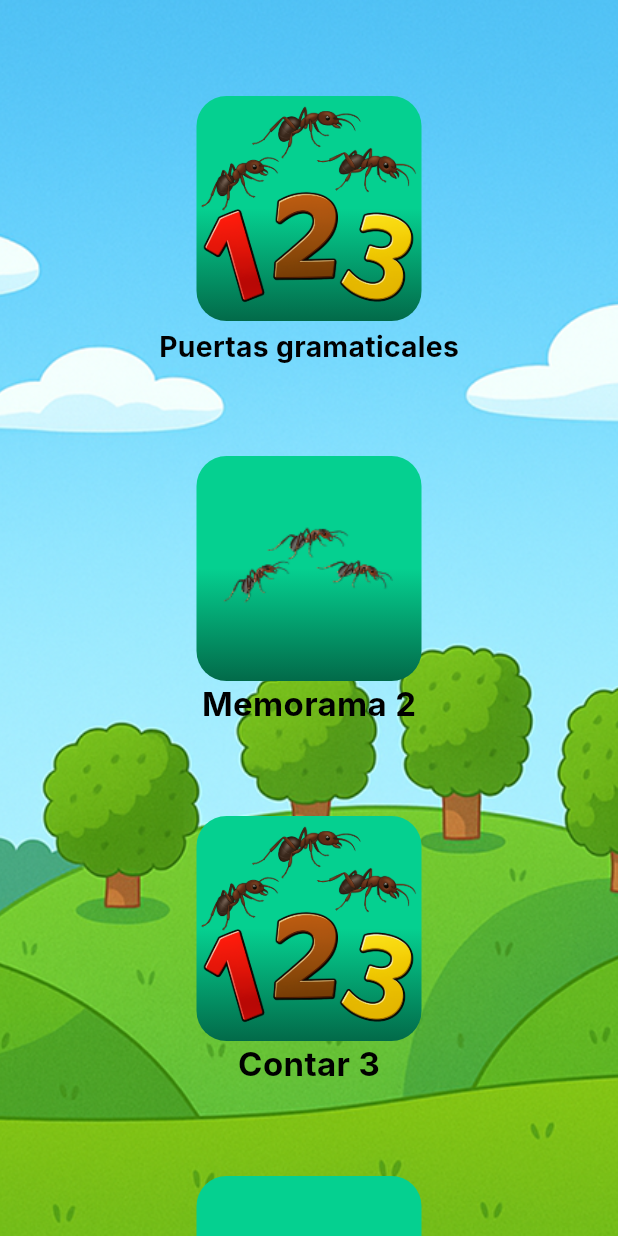
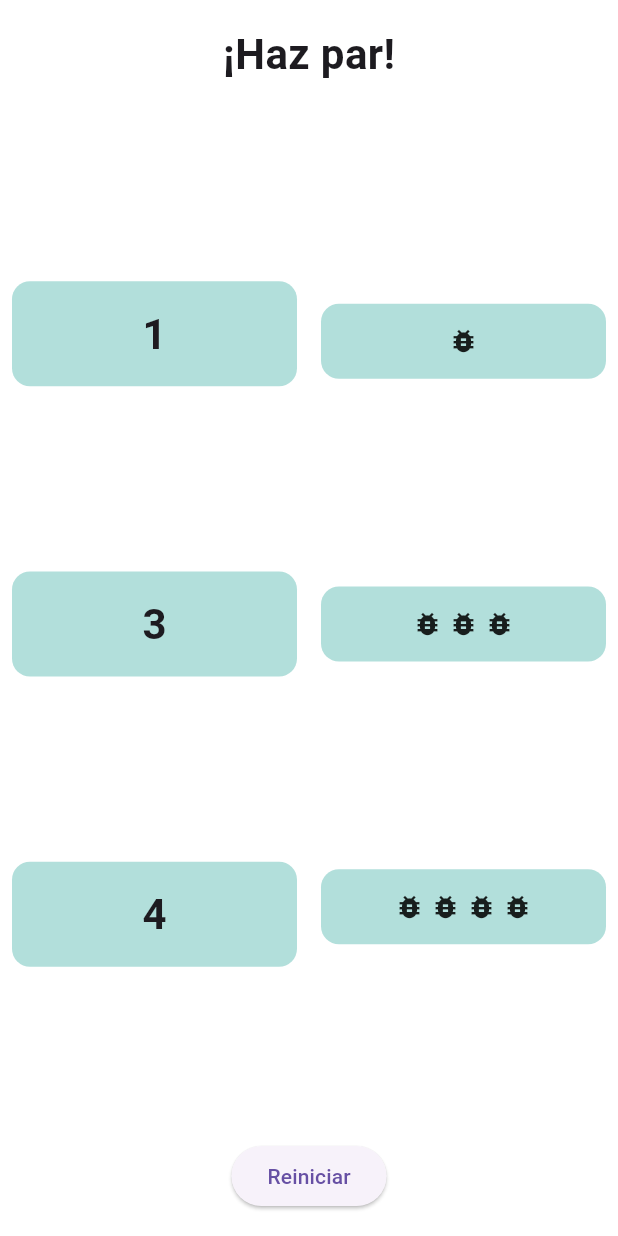
Before and after one commit to srYisu/rena_zelda_bocchi, a Flutter app: the screen it shows after launch, scrolled down 576 dp, after a tap on "Contar 3", on a phone screen of 412 x 824 dp. Run offline on Flutter 3.47's test engine with Material 3 defaults, Android fonts, the phone set to English and light mode, and no system bars; our stand-ins replace audioplayers, rive, supabase_flutter; accounts and stored records are empty; Roboto replaces fonts that are missing (Inter).

Commit message:
Metí los juegos que llevo

```diff
--- /dev/null
+++ b/lib/src/Juegocontar/pares.dart
@@ -0,0 +1,161 @@
+import 'dart:math';
+import 'package:flutter/material.dart';
+
+class Carta {
+  final int valor;
+  final bool esNumero;
+  bool emparejado;
+
+  Carta({required this.valor, required this.esNumero, this.emparejado = false});
+}
+
+class EmparejarVisual extends StatefulWidget {
+  @override
+  State<EmparejarVisual> createState() => _EmparejarVisualState();
+}
+
+class _EmparejarVisualState extends State<EmparejarVisual> {
+  List<Carta> numeros = [];
+  List<Carta> iconos = [];
+
+  Carta? seleccionActual;
+
+  @override
+  void initState() {
+    super.initState();
+    generarCartas();
+  }
+
+  void generarCartas() {
+    final random = Random();
+    final valoresUnicos = <int>{};
+
+    while (valoresUnicos.length < 3) {
+      valoresUnicos.add(random.nextInt(5) + 1);
+    }
+
+    final valores = valoresUnicos.toList()..shuffle();
+
+    setState(() {
+      numeros =
+          valores.map((v) => Carta(valor: v, esNumero: true)).toList()
+            ..shuffle();
+      iconos =
+          valores.map((v) => Carta(valor: v, esNumero: false)).toList()
+            ..shuffle();
+      seleccionActual = null;
+    });
+  }
+
+  void manejarSeleccion(Carta carta) {
+    if (carta.emparejado) return;
+
+    if (seleccionActual == null) {
+      setState(() {
+        seleccionActual = carta;
+      });
+    } else {
+      if (seleccionActual!.esNumero != carta.esNumero &&
+          seleccionActual!.valor == carta.valor) {
+        setState(() {
+          seleccionActual!.emparejado = true;
+          carta.emparejado = true;
+          seleccionActual = null;
+        });
+      } else {
+        // Mostrar error brevemente
+        final previo = seleccionActual!;
+        setState(() {
+          seleccionActual = null;
+        });
+        Future.delayed(const Duration(milliseconds: 400), () {
+          setState(() {}); // Redibujar para quitar bordes si los usas
+        });
+      }
+    }
+  }
+
+  Widget construirCarta(Carta carta) {
+    Color borde = Colors.transparent;
+    if (carta.emparejado) {
+      borde = Colors.green;
+    } else if (seleccionActual == carta) {
+      borde = Colors.blue;
+    }
+
+    return GestureDetector(
+      onTap: () => manejarSeleccion(carta),
+      child: Container(
+        margin: const EdgeInsets.all(8),
+        padding: const EdgeInsets.all(12),
+        decoration: BoxDecoration(
+          color: Colors.teal[100],
+          borderRadius: BorderRadius.circular(12),
+          border: Border.all(color: borde, width: 3),
+        ),
+        child: Center(
+          child:
+              carta.esNumero
+                  ? Text(
+                    '${carta.valor}',
+                    style: const TextStyle(
+                      fontSize: 28,
+                      fontWeight: FontWeight.bold,
+                    ),
+                  )
+                  : Wrap(
+                    spacing: 4,
+                    runSpacing: 4,
+                    children: List.generate(
+                      carta.valor,
+                      (_) => const Icon(Icons.bug_report, size: 20),
+                    ),
+                  ),
+        ),
+      ),
+    );
+  }
+
+  @override
+  Widget build(BuildContext context) {
+    return Scaffold(
+      backgroundColor: Colors.white,
+      body: SafeArea(
+        child: Column(
+          children: [
+            const SizedBox(height: 16),
+            const Text(
+              '¡Haz par!',
+              style: TextStyle(fontSize: 28, fontWeight: FontWeight.bold),
+            ),
+            const SizedBox(height: 16),
+            Expanded(
+              child: Row(
+                crossAxisAlignment: CrossAxisAlignment.center,
+                children: [
+                  Expanded(
+                    child: Column(
+                      mainAxisAlignment: MainAxisAlignment.spaceEvenly,
+                      children: numeros.map(construirCarta).toList(),
+                    ),
+                  ),
+                  Expanded(
+                    child: Column(
+                      mainAxisAlignment: MainAxisAlignment.spaceEvenly,
+                      children: iconos.map(construirCarta).toList(),
+                    ),
+                  ),
+                ],
+              ),
+            ),
+            ElevatedButton(
+              onPressed: generarCartas,
+              child: const Text('Reiniciar'),
+            ),
+            const SizedBox(height: 16),
+          ],
+        ),
+      ),
+    );
+  }
+}
--- a/lib/src/actividadContar.dart
+++ b/lib/src/actividadContar.dart
@@ -1,6 +1,8 @@
 import 'package:flutter/material.dart';
 import 'package:rena_zelda_bocchi/src/memorama/pantallaJuego.dart';
 import 'package:rena_zelda_bocchi/src/puertas/juego_puertas.dart';
+import 'package:rena_zelda_bocchi/src/Juegocontar/pares.dart';
+import 'package:rena_zelda_bocchi/src/Juegocontar/juego_contar.dart';
 
 class Actividadimagen extends StatelessWidget {
   const Actividadimagen({super.key});
@@ -77,7 +79,12 @@ class Actividadimagen extends StatelessWidget {
         texto: 'Contar',
         ancho: ancho,
         alto: alto,
-        onTap: () {},
+        onTap: () {
+          Navigator.push(
+            context,
+            MaterialPageRoute(builder: (context) => ContarJuego()),
+          );
+        },
       ),
       ActividadCard(
         imagen: 'assets/images/Hormigas.png',
@@ -115,7 +122,12 @@ class Actividadimagen extends StatelessWidget {
         texto: 'Contar 3',
         ancho: ancho,
         alto: alto,
-        onTap: () {},
+        onTap: () {
+          Navigator.push(
+            context,
+            MaterialPageRoute(builder: (context) => EmparejarVisual()),
+          );
+        },
       ),
       ActividadCard(
         imagen: 'assets/images/Hormigas.png',
```
Also changed, not shown: lib/src/Juegocontar/juego_contar.dart (added, +115 -0 lines).
